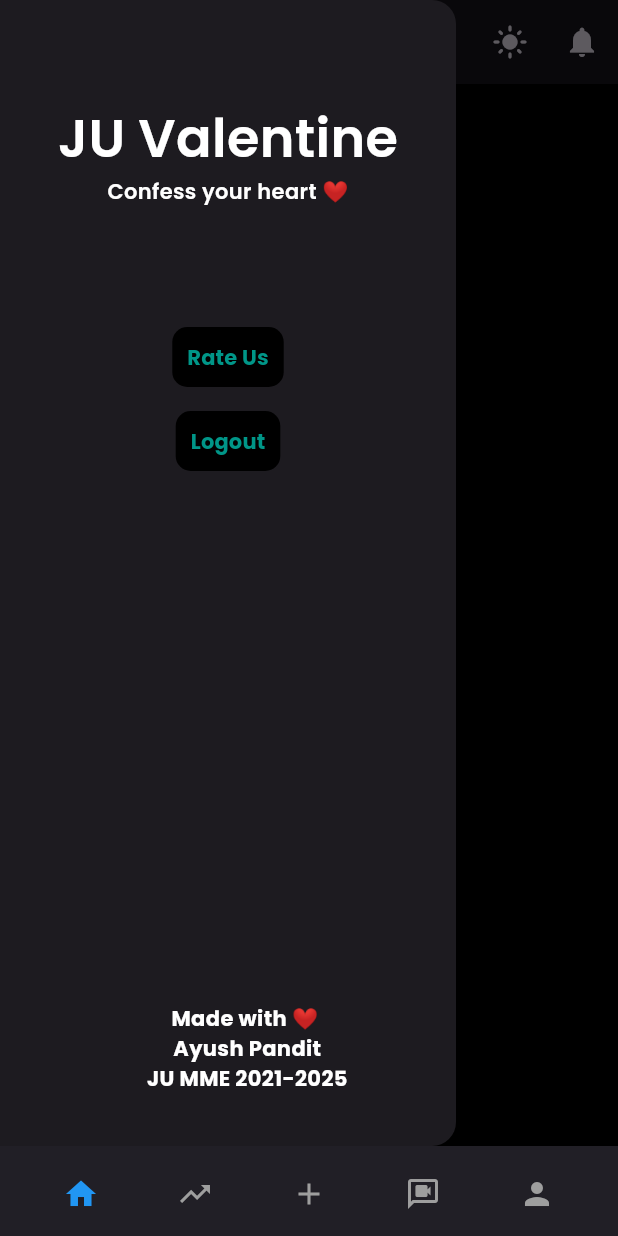
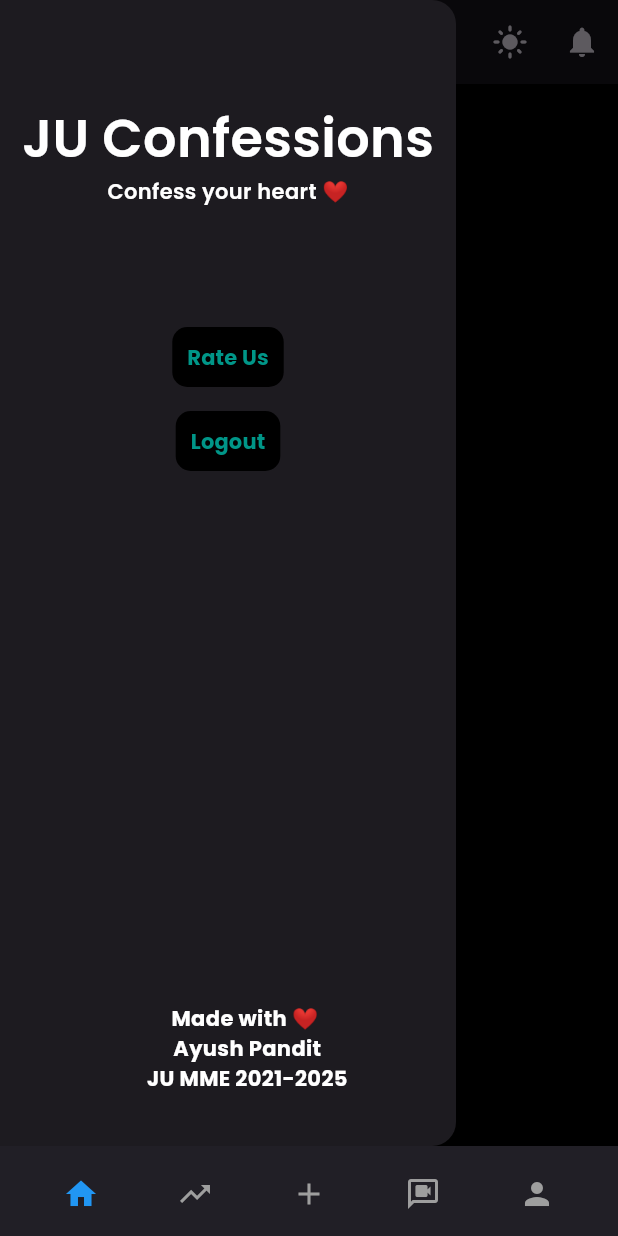
Before and after one commit to Ayushpanditmoto/juconfession, a Flutter app: the screen it shows once a user with an empty profile is signed in, with the side drawer open, on a phone screen of 412 x 824 dp. Run offline on Flutter 3.47's test engine with Material 2 defaults, Android fonts, the phone set to English and light mode, and no system bars; drawn by our look-alikes of upgrader; our stand-ins replace auto_size_text, cached_network_image, cloud_firestore, connectivity_plus, firebase_auth, firebase_core and 13 more; missing offline and left inert: cloudinary, flutter_webrtc, peerdart; accounts and stored records are empty.

Commit message:
feat : app name changes :tada:

```diff
--- a/lib/constant.dart
+++ b/lib/constant.dart
@@ -1 +1 @@
-String appName = 'JU Valentine';
+String appName = 'JU Confessions';
```
